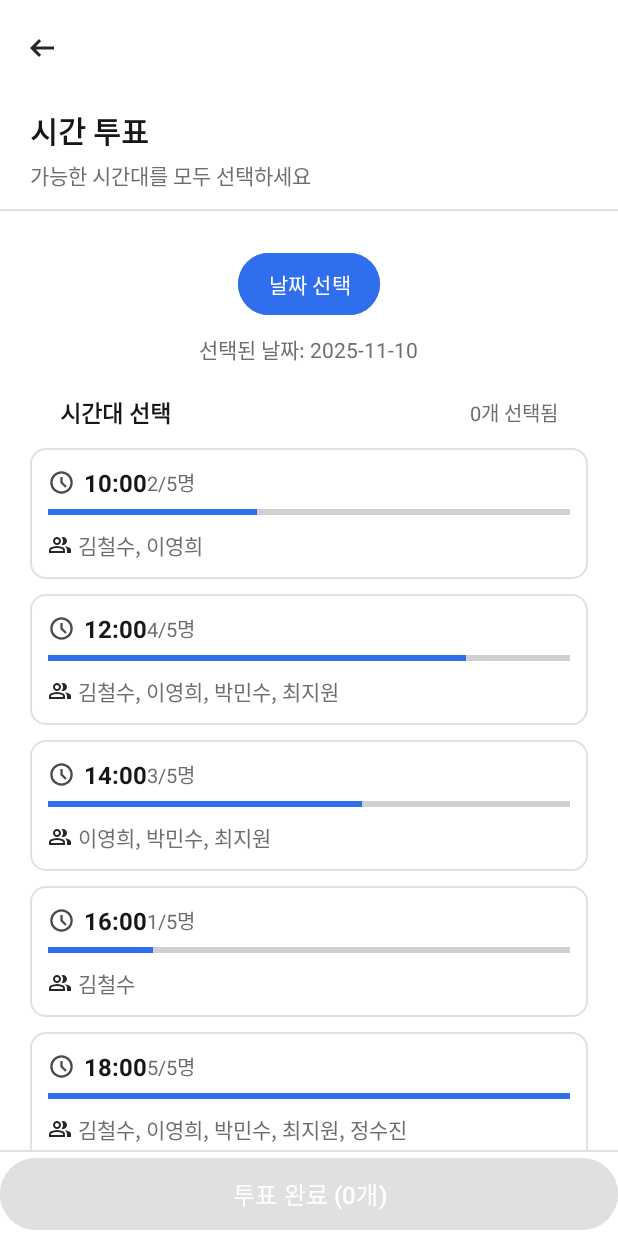
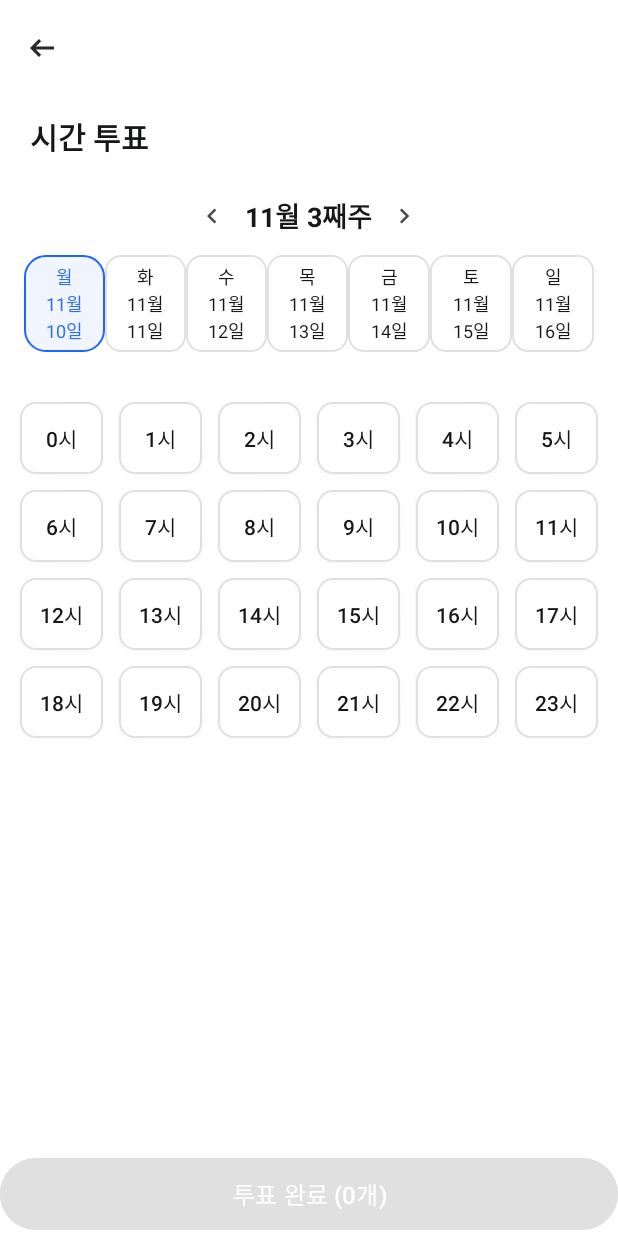
Before and after one commit to TPRPT/Moyeoyo, an Android app: the TimeVoteFragment screen opened through its navigation route, on a phone screen of 412 x 824 dp. Run offline under Robolectric (Android 15) with nearby library versions, the phone set to English and light mode, and no system bars; our stand-ins replace Firebase (no records; nobody signed in at launch, a user with empty details on screens opened directly); 1 statement that could not run was skipped.

Commit message:
Feat: 날짜, 시간 선택 UI 구현

```diff
--- a/app/build.gradle.kts
+++ b/app/build.gradle.kts
@@ -3,7 +3,7 @@ plugins {
     alias(libs.plugins.kotlin.android)
     id("kotlin-parcelize")
     id("androidx.navigation.safeargs.kotlin")
-    //id("com.google.gms.google-services")
+    id("com.google.gms.google-services")
 }
 
 android {
@@ -66,6 +66,8 @@ dependencies {
     implementation("com.google.firebase:firebase-storage:22.0.1")
     implementation("com.google.firebase:firebase-messaging:25.0.1")
     implementation("com.google.firebase:firebase-dynamic-links:22.1.0")
+    implementation("com.google.firebase:firebase-analytics")
+    implementation("com.google.firebase:firebase-firestore")
 
     implementation("org.jetbrains.kotlinx:kotlinx-coroutines-core:1.8.0")
     implementation("org.jetbrains.kotlinx:kotlinx-coroutines-android:1.8.0")
--- a/app/src/main/AndroidManifest.xml
+++ b/app/src/main/AndroidManifest.xml
@@ -9,6 +9,7 @@
 
 
     <application
+        android:name=".MyApplication"
         android:allowBackup="true"
         android:dataExtractionRules="@xml/data_extraction_rules"
         android:fullBackupContent="@xml/backup_rules"
--- /dev/null
+++ b/app/src/main/java/com/moyeoyo/app/MyApplication.kt
@@ -0,0 +1,22 @@
+package com.moyeoyo.app
+
+import android.app.Application
+import com.google.firebase.FirebaseApp
+import com.google.firebase.auth.FirebaseAuth
+import com.google.firebase.firestore.FirebaseFirestore
+
+class MyApplication : Application() {
+    override fun onCreate() {
+        super.onCreate()
+        // Firebase 기본 초기화
+        FirebaseApp.initializeApp(this)
+
+        // 🔥 Firestore Emulator 연결 (로컬 환경)
+        val firestore = FirebaseFirestore.getInstance()
+        firestore.useEmulator("10.0.2.2", 8180)  // 8180 = 지금 에뮬레이터 포트
+
+        // 🔐 Auth Emulator 연결 (선택사항)
+        val auth = FirebaseAuth.getInstance()
+        auth.useEmulator("10.0.2.2", 9099)  // 9099 = Auth 에뮬레이터 포트
+    }
+}
--- a/app/src/main/java/com/moyeoyo/app/ui/group/GroupDetailFragment.kt
+++ b/app/src/main/java/com/moyeoyo/app/ui/group/GroupDetailFragment.kt
@@ -118,6 +118,46 @@ class GroupDetailFragment : Fragment() {
             navController?.navigate(R.id.action_groupDetailFragment_to_timeVoteFragment)
         }
 
+
+        // -----------------------------
+// ✅ Firestore에서 시간 투표 현황 불러오기 (실시간 반영)
+// -----------------------------
+        val db = com.google.firebase.firestore.FirebaseFirestore.getInstance()
+        val groupId = "test-group" // Firestore Emulator에 만든 문서 ID
+
+        db.collection("groups")
+            .document(groupId)
+            .collection("timeVotes")
+            .addSnapshotListener { snapshot, e ->
+                if (e != null) {
+                    android.util.Log.e("Firestore", "투표 현황 리스너 오류", e)
+                    return@addSnapshotListener
+                }
+
+                // 현재 투표된 사용자 수
+                val votedCount = snapshot?.size() ?: 0
+
+                // 총 멤버 수 (이미 위에서 memberCount로 받아왔음)
+                val totalMembers = memberCount
+
+                // UI 업데이트
+                val tvTimeVoteCount = view.findViewById<TextView>(R.id.tvTimeVoteCount)
+                val timeProgress = view.findViewById<android.widget.ProgressBar>(R.id.timeVoteProgress)
+
+                tvTimeVoteCount.text = "${votedCount}/${totalMembers}명 참여"
+                if (totalMembers > 0) {
+                    timeProgress.progress = (votedCount * 100 / totalMembers)
+                } else {
+                    timeProgress.progress = 0
+                }
+
+                // 디버깅용 로그
+                android.util.Log.d("Firestore", "현재 투표자 수: $votedCount")
+            }
+
+
+
+
         return view
     }
 }
--- a/app/src/main/java/com/moyeoyo/app/ui/group/TimeVoteFragment.kt
+++ b/app/src/main/java/com/moyeoyo/app/ui/group/TimeVoteFragment.kt
@@ -2,13 +2,15 @@ package com.moyeoyo.app.ui.group
 
 import android.content.Context
 import android.os.Bundle
+import android.view.Gravity
 import android.view.View
+import android.widget.Button
+import android.widget.ImageView
+import android.widget.LinearLayout
+import android.widget.TextView
 import android.widget.Toast
 import androidx.core.content.ContextCompat
 import androidx.fragment.app.Fragment
-import androidx.navigation.fragment.findNavController
-import androidx.recyclerview.widget.LinearLayoutManager
-import com.google.android.material.datepicker.MaterialDatePicker
 import com.moyeoyo.app.R
 import com.moyeoyo.app.databinding.FragmentTimeVoteBinding
 import java.text.SimpleDateFormat
@@ -18,16 +20,16 @@ class TimeVoteFragment : Fragment(R.layout.fragment_time_vote) {
 
     private var _binding: FragmentTimeVoteBinding? = null
     private val binding get() = _binding!!
-    private lateinit var adapter: TimeSlotAdapter
 
-    private val groupId = "group_1" // 나중에 Firestore 연동 시 전달받을 값
-    private val userName = "김철수" // 임시 사용자명
+    private val groupId = "group_1"
+    private val userName = "김철수"
 
+    private val selectedTimesByDate = mutableMapOf<String, MutableSet<Int>>() // 날짜별 시간 저장
+    private var selectedDate: String = ""
     private val dateFormat = SimpleDateFormat("yyyy-MM-dd", Locale.KOREA)
-    private var selectedDate: String? = null
+    private val monthFormat = SimpleDateFormat("M", Locale.KOREA)
 
-    // 날짜별로 선택된 시간 저장 (앱 내 메모리)
-    private val selectedTimesByDate = mutableMapOf<String, List<String>>()
+    private val currentWeekCalendar = Calendar.getInstance()
 
     override fun onViewCreated(view: View, savedInstanceState: Bundle?) {
         super.onViewCreated(view, savedInstanceState)
@@ -35,128 +37,179 @@ class TimeVoteFragment : Fragment(R.layout.fragment_time_vote) {
 
         // 🔙 뒤로가기 버튼
         binding.toolbar.setNavigationOnClickListener {
-            findNavController().navigateUp()
+            requireActivity().onBackPressedDispatcher.onBackPressed()
         }
 
-        // 🔹 시간대 RecyclerView 세팅
-        adapter = TimeSlotAdapter(getDummyTimeSlots()) { selectedCount ->
-            binding.tvSelectedCount.text = "${selectedCount}개 선택됨"
-            binding.btnCompleteVote.text = "투표 완료 (${selectedCount}개)"
-            updateButtonState(selectedCount > 0)
+        // 오늘 날짜 기본값
+        selectedDate = dateFormat.format(Date())
+        binding.tvTitle.text = "시간 투표"
+
+        setupWeekHeader(currentWeekCalendar)
+        setupTimeGrid()
+        updateVoteButtonState()
+
+        // 이전 / 다음 주
+        binding.root.findViewById<ImageView>(R.id.btnPrevWeek).setOnClickListener {
+            currentWeekCalendar.add(Calendar.WEEK_OF_MONTH, -1)
+            setupWeekHeader(currentWeekCalendar)
+            setupTimeGrid()
+        }
+        binding.root.findViewById<ImageView>(R.id.btnNextWeek).setOnClickListener {
+            currentWeekCalendar.add(Calendar.WEEK_OF_MONTH, 1)
+            setupWeekHeader(currentWeekCalendar)
+            setupTimeGrid()
         }
 
-        binding.recyclerTimeSlots.layoutManager = LinearLayoutManager(requireContext())
-        binding.recyclerTimeSlots.adapter = adapter
-
-        // 🔹 로컬 저장된 투표 불러오기
-        loadUserVotesFromLocal()
-
-        // 🔹 날짜 선택 다이얼로그 설정
-        setupCalendarDialog()
-
-        // 🔹 투표 완료 버튼 클릭 시 저장
+        // 투표 완료 버튼 클릭 시
         binding.btnCompleteVote.setOnClickListener {
-            saveCurrentDateSelection()
             saveUserVotesToLocal()
-            Toast.makeText(requireContext(), "투표가 임시 저장되었습니다 ✅", Toast.LENGTH_SHORT).show()
+            Toast.makeText(requireContext(), "투표가 저장되었습니다 ✅", Toast.LENGTH_SHORT).show()
         }
 
-        updateButtonState(false)
+        loadUserVotesFromLocal()
     }
 
-    // ---------------------- 🔹 날짜 선택 다이얼로그 ----------------------
-    private fun setupCalendarDialog() {
-        // 날짜 선택기 생성
-        val datePicker = MaterialDatePicker.Builder.datePicker()
-            .setTitleText("날짜 선택")
-            .setSelection(MaterialDatePicker.todayInUtcMilliseconds())
-            .build()
+    // 🔹 월 기준 주차 계산
+    private fun getWeekOfMonth(calendar: Calendar): Int {
+        val temp = calendar.clone() as Calendar
+        return temp.get(Calendar.WEEK_OF_MONTH)
+    }
 
-        // 버튼 클릭 시 달력 표시
-        binding.btnSelectDate.setOnClickListener {
-            datePicker.show(parentFragmentManager, "DATE_PICKER")
-        }
+    // 🔹 상단 주차 + 날짜 표시
+    private fun setupWeekHeader(calendar: Calendar) {
+        val month = monthFormat.format(calendar.time)
+        val week = getWeekOfMonth(calendar)
+        binding.tvWeekTitle.text = "${month}월 ${week}째주"
 
-        // 날짜 선택 완료 시 동작
-        datePicker.addOnPositiveButtonClickListener { selection ->
-            val date = Date(selection)
-            val dateStr = dateFormat.format(date)
-            saveCurrentDateSelection() // 기존 날짜 상태 저장
-            selectedDate = dateStr
+        val daysLayout = binding.layoutWeekDays
+        daysLayout.removeAllViews()
 
-            binding.tvSelectedDate.text = "선택된 날짜: $dateStr"
+        val tempCal = calendar.clone() as Calendar
+        tempCal.set(Calendar.DAY_OF_WEEK, Calendar.MONDAY)
 
-            // ✅ 새 날짜 선택 시 기존 투표 상태 복원
-            val savedTimes = selectedTimesByDate[dateStr] ?: emptyList()
-            adapter.setSelectedTimes(savedTimes)
+        val dayFormat = SimpleDateFormat("MM월 dd일", Locale.KOREA)
+        val weekdayNames = listOf("월", "화", "수", "목", "금", "토", "일")
+
+        for (i in 0 until 7) {
+            val day = tempCal.clone() as Calendar
+            day.add(Calendar.DAY_OF_MONTH, i)
+            val dateStr = dateFormat.format(day.time)
+            val isSelected = dateStr == selectedDate
+
+            val dayText = TextView(requireContext()).apply {
+                text = "${weekdayNames[i]}\n${dayFormat.format(day.time)}"
+                gravity = Gravity.CENTER
+                textSize = 12f
+                setPadding(12, 8, 12, 8)
+                background = ContextCompat.getDrawable(
+                    requireContext(),
+                    if (isSelected) R.drawable.bg_selected_outline_box else R.drawable.bg_light_gray_outline
+                )
+                setTextColor(
+                    ContextCompat.getColor(
+                        requireContext(),
+                        if (isSelected) R.color.brand_blue else R.color.black
+                    )
+                )
+                setOnClickListener {
+                    selectedDate = dateStr
+                    setupWeekHeader(calendar)
+                    setupTimeGrid()
+                }
+            }
+
+            val params = LinearLayout.LayoutParams(0, LinearLayout.LayoutParams.WRAP_CONTENT, 1f)
+            dayText.layoutParams = params
+            daysLayout.addView(dayText)
         }
     }
 
-    // ---------------------- 🔹 현재 날짜 선택 저장 ----------------------
-    private fun saveCurrentDateSelection() {
-        selectedDate?.let {
-            val currentSelectedTimes = adapter.getSelectedTimes()
-            selectedTimesByDate[it] = currentSelectedTimes
+    // 🔹 시간 선택 (0~23시)
+    private fun setupTimeGrid() {
+        val grid = binding.gridTimeSlots
+        grid.removeAllViews()
+
+        val selectedHours = selectedTimesByDate[selectedDate] ?: mutableSetOf()
+
+        for (hour in 0..23) {
+            val timeButton = Button(requireContext()).apply {
+                text = "${hour}시"
+                textSize = 14f
+                setPadding(8, 12, 8, 12)
+                setBackgroundResource(
+                    if (selectedHours.contains(hour))
+                        R.drawable.bg_selected_outline_box
+                    else
+                        R.drawable.bg_light_gray_outline
+                )
+                setTextColor(
+                    ContextCompat.getColor(
+                        requireContext(),
+                        if (selectedHours.contains(hour)) R.color.brand_blue else R.color.black
+                    )
+                )
+
+                setOnClickListener {
+                    if (selectedHours.contains(hour)) selectedHours.remove(hour)
+                    else selectedHours.add(hour)
+                    selectedTimesByDate[selectedDate] = selectedHours
+                    setupTimeGrid()
+                    updateVoteButtonState()
+                }
+            }
+
+            val params = android.widget.GridLayout.LayoutParams().apply {
+                width = 0
+                height = android.widget.GridLayout.LayoutParams.WRAP_CONTENT
+                columnSpec = android.widget.GridLayout.spec(android.widget.GridLayout.UNDEFINED, 1f)
+                setMargins(8, 8, 8, 8)
+            }
+            timeButton.layoutParams = params
+            grid.addView(timeButton)
         }
     }
 
-    // ---------------------- 🔹 SharedPreferences 저장 ----------------------
+    // 🔹 버튼 상태 업데이트 (색상 + 텍스트)
+    private fun updateVoteButtonState() {
+        val totalSelectedCount = selectedTimesByDate.values.sumOf { it.size }
+
+        binding.btnCompleteVote.text = "투표 완료 (${totalSelectedCount}개)"
+
+        if (totalSelectedCount > 0) {
+            binding.btnCompleteVote.isEnabled = true
+            binding.btnCompleteVote.backgroundTintList =
+                ContextCompat.getColorStateList(requireContext(), R.color.black)
+        } else {
+            binding.btnCompleteVote.isEnabled = false
+            binding.btnCompleteVote.backgroundTintList =
+                ContextCompat.getColorStateList(requireContext(), R.color.light_gray)
+        }
+    }
+
+    // 🔹 로컬 저장
     private fun saveUserVotesToLocal() {
-        saveCurrentDateSelection()
-
         val prefs = requireContext().getSharedPreferences("time_votes", Context.MODE_PRIVATE)
         val editor = prefs.edit()
         val keyPrefix = "${groupId}_${userName}_"
 
-        for ((date, times) in selectedTimesByDate) {
-            editor.putString(keyPrefix + date, times.joinToString(","))
+        selectedTimesByDate.forEach { (date, hours) ->
+            editor.putString(keyPrefix + date, hours.joinToString(","))
         }
-
         editor.apply()
     }
 
-    // ---------------------- 🔹 SharedPreferences 불러오기 ----------------------
+    // 🔹 로컬 불러오기
     private fun loadUserVotesFromLocal() {
         val prefs = requireContext().getSharedPreferences("time_votes", Context.MODE_PRIVATE)
         val keyPrefix = "${groupId}_${userName}_"
-
-        prefs.all.forEach { entry ->
-            val key = entry.key
+        prefs.all.forEach { (key, value) ->
             if (key.startsWith(keyPrefix)) {
                 val date = key.removePrefix(keyPrefix)
-                val times = (entry.value as? String)?.split(",") ?: emptyList()
-                selectedTimesByDate[date] = times
+                val hours = (value as? String)?.split(",")?.mapNotNull { it.toIntOrNull() }?.toMutableSet() ?: mutableSetOf()
+                selectedTimesByDate[date] = hours
             }
         }
-
-        // 오늘 날짜를 기본으로 설정
-        val today = dateFormat.format(Date())
-        selectedDate = today
-        binding.tvSelectedDate.text = "선택된 날짜: $today"
-
-        val todayTimes = selectedTimesByDate[today] ?: emptyList()
-        adapter.setSelectedTimes(todayTimes)
-    }
-
-    // ---------------------- 🔹 버튼 상태 처리 ----------------------
-    private fun updateButtonState(enabled: Boolean) {
-        binding.btnCompleteVote.isEnabled = enabled
-        binding.btnCompleteVote.backgroundTintList = ContextCompat.getColorStateList(
-            requireContext(),
-            if (enabled) R.color.brand_blue else R.color.light_gray
-        )
-    }
-
-    // ---------------------- 🔹 더미 시간대 데이터 ----------------------
-    private fun getDummyTimeSlots(): List<TimeSlot> {
-        return listOf(
-            TimeSlot("10:00", 2, 5, listOf("김철수", "이영희")),
-            TimeSlot("12:00", 4, 5, listOf("김철수", "이영희", "박민수", "최지원")),
-            TimeSlot("14:00", 3, 5, listOf("이영희", "박민수", "최지원")),
-            TimeSlot("16:00", 1, 5, listOf("김철수")),
-            TimeSlot("18:00", 5, 5, listOf("김철수", "이영희", "박민수", "최지원", "정수진")),
-            TimeSlot("20:00", 2, 5, listOf("박민수", "최지원"))
-        )
+        updateVoteButtonState()
     }
 
     override fun onDestroyView() {
--- /dev/null
+++ b/app/src/main/res/drawable/ic_arrow_left_24.xml
@@ -0,0 +1,5 @@
+<vector xmlns:android="http://schemas.android.com/apk/res/android" android:height="24dp" android:tint="#4A4A4A" android:viewportHeight="24" android:viewportWidth="24" android:width="24dp">
+
+    <path android:fillColor="@android:color/white" android:pathData="M15.41,7.41L14,6l-6,6 6,6 1.41,-1.41L10.83,12z"/>
+
+</vector>
--- /dev/null
+++ b/app/src/main/res/drawable/ic_arrow_right_24.xml
@@ -0,0 +1,5 @@
+<vector xmlns:android="http://schemas.android.com/apk/res/android" android:autoMirrored="true" android:height="24dp" android:tint="#4A4A4A" android:viewportHeight="960" android:viewportWidth="960" android:width="24dp">
+
+    <path android:fillColor="@android:color/white" android:pathData="M504,480L320,296L376,240L616,480L376,720L320,664L504,480Z"/>
+
+</vector>
--- a/app/src/main/res/layout/fragment_time_vote.xml
+++ b/app/src/main/res/layout/fragment_time_vote.xml
@@ -1,163 +1,112 @@
 <?xml version="1.0" encoding="utf-8"?>
 <LinearLayout
     xmlns:android="http://schemas.android.com/apk/res/android"
-    xmlns:app="http://schemas.android.com/apk/res-auto"
-    xmlns:tools="http://schemas.android.com/tools"
+    android:orientation="vertical"
     android:layout_width="match_parent"
     android:layout_height="match_parent"
-    android:orientation="vertical"
     android:background="@color/white"
-    tools:context=".ui.group.TimeVoteFragment">
+    xmlns:app="http://schemas.android.com/apk/res-auto">
 
-    <!-- 상단 툴바 -->
+    <!-- 툴바 -->
     <com.google.android.material.appbar.MaterialToolbar
         android:id="@+id/toolbar"
         android:layout_width="match_parent"
         android:layout_height="?attr/actionBarSize"
         android:background="@color/white"
         app:navigationIcon="@drawable/ic_chevron_left_24"
-        app:title=""
-        app:titleTextColor="@color/black"
         android:elevation="0dp" />
 
-    <!-- 제목 + 부제 -->
+    <TextView
+        android:id="@+id/tvTitle"
+        android:layout_width="match_parent"
+        android:layout_height="wrap_content"
+        android:text="시간 투표"
+        android:textColor="@color/black"
+        android:textStyle="bold"
+        android:textSize="20sp"
+        android:paddingHorizontal="20dp"
+        android:paddingTop="12dp"
+        android:paddingBottom="8dp" />
+
+    <!-- 상단 주차/날짜 헤더 -->
     <LinearLayout
         android:layout_width="match_parent"
         android:layout_height="wrap_content"
         android:orientation="vertical"
-        android:paddingStart="20dp"
-        android:paddingEnd="20dp"
-        android:paddingTop="8dp"
-        android:paddingBottom="12dp">
+        android:padding="16dp">
 
-        <TextView
-            android:id="@+id/tvVoteTitle"
-            android:layout_width="wrap_content"
+
+        <!--  주차 타이틀 + 이전/다음 버튼 -->
+        <LinearLayout
+            android:layout_width="match_parent"
             android:layout_height="wrap_content"
-            android:text="시간 투표"
-            android:textSize="20sp"
-            android:textStyle="bold"
-            android:textColor="@color/black"
-            android:layout_marginBottom="4dp"/>
+            android:orientation="horizontal"
+            android:gravity="center_vertical|center_horizontal"
+            android:layout_marginBottom="4dp">
 
-        <TextView
-            android:id="@+id/tvVoteSubtitle"
-            android:layout_width="wrap_content"
+            <ImageView
+                android:id="@+id/btnPrevWeek"
+                android:layout_width="28dp"
+                android:layout_height="28dp"
+                android:src="@drawable/ic_arrow_left_24"
+                android:padding="4dp"
+                android:layout_marginEnd="8dp" />
+
+            <TextView
+                android:id="@+id/tvWeekTitle"
+                android:layout_width="wrap_content"
+                android:layout_height="wrap_content"
+                android:text="11월 3째주"
+                android:textStyle="bold"
+                android:textColor="@color/black"
+                android:textSize="18sp" />
+
+            <ImageView
+                android:id="@+id/btnNextWeek"
+                android:layout_width="28dp"
+                android:layout_height="28dp"
+                android:src="@drawable/ic_arrow_right_24"
+                android:padding="4dp"
+                android:layout_marginStart="8dp" />
+        </LinearLayout>
+        <!-- 요일 + 날짜 (월~일) -->
+        <LinearLayout
+            android:id="@+id/layoutWeekDays"
+            android:layout_width="match_parent"
             android:layout_height="wrap_content"
-            android:text="가능한 시간대를 모두 선택하세요"
-            android:textColor="@color/text_secondary"
-            android:textSize="14sp"/>
+            android:orientation="horizontal"
+            android:gravity="center"
+            android:layout_marginTop="8dp"
+            android:layout_marginBottom="4dp"
+            android:weightSum="7">
+            <!-- 요일 버튼들이 코드에서 동적 추가됨 -->
+        </LinearLayout>
     </LinearLayout>
 
-    <!-- 구분선 -->
-    <View
-        android:layout_width="match_parent"
-        android:layout_height="1dp"
-        android:background="@color/light_gray"
-        android:layout_marginBottom="8dp"/>
-
-    <!-- 메인 스크롤 영역 -->
-    <androidx.core.widget.NestedScrollView
+    <!-- 시간표 (0시~23시) -->
+    <ScrollView
         android:layout_width="match_parent"
         android:layout_height="0dp"
         android:layout_weight="1"
-        android:paddingHorizontal="20dp"
-        android:overScrollMode="never"
         android:fillViewport="true">
 
-        <LinearLayout
+        <GridLayout
+            android:id="@+id/gridTimeSlots"
             android:layout_width="match_parent"
             android:layout_height="wrap_content"
-            android:orientation="vertical"
-            android:paddingBottom="16dp">
+            android:columnCount="6"
+            android:padding="8dp"
+            android:orientation="horizontal"
+            android:rowCount="4" />
+    </ScrollView>
 
-            <!-- 날짜 선택 영역 -->
-            <LinearLayout
-                android:layout_width="match_parent"
-                android:layout_height="wrap_content"
-                android:orientation="vertical"
-                android:paddingHorizontal="20dp"
-                android:paddingTop="16dp"
-                android:paddingBottom="8dp">
-
-                <Button
-                    android:id="@+id/btnSelectDate"
-                    android:layout_width="wrap_content"
-                    android:layout_height="wrap_content"
-                    android:text="날짜 선택"
-                    android:textColor="@color/white"
-                    android:backgroundTint="@color/brand_blue"
-                    android:paddingHorizontal="20dp"
-                    android:paddingVertical="10dp"
-                    android:textSize="14sp"
-                    android:layout_gravity="center_horizontal" />
-
-                <TextView
-                    android:id="@+id/tvSelectedDate"
-                    android:layout_width="wrap_content"
-                    android:layout_height="wrap_content"
-                    android:text="선택된 날짜: 없음"
-                    android:textSize="14sp"
-                    android:textColor="@color/text_secondary"
-                    android:layout_marginTop="8dp"
-                    android:layout_gravity="center_horizontal" />
-            </LinearLayout>
-
-
-            <!-- 시간대 선택 헤더 -->
-            <LinearLayout
-                android:layout_width="match_parent"
-                android:layout_height="wrap_content"
-                android:orientation="horizontal"
-                android:gravity="center_vertical"
-                android:paddingHorizontal="20dp"
-                android:paddingTop="12dp"
-                android:paddingBottom="4dp">
-
-                <TextView
-                    android:id="@+id/tvTimeSelectTitle"
-                    android:layout_width="0dp"
-                    android:layout_height="wrap_content"
-                    android:layout_weight="1"
-                    android:text="시간대 선택"
-                    android:textColor="@color/black"
-                    android:textStyle="bold"
-                    android:textSize="15sp" />
-
-                <TextView
-                    android:id="@+id/tvSelectedCount"
-                    android:layout_width="wrap_content"
-                    android:layout_height="wrap_content"
-                    android:text="0개 선택됨"
-                    android:textColor="@color/text_secondary"
-                    android:textSize="13sp"/>
-            </LinearLayout>
-
-            <!-- 시간대 리스트 -->
-            <androidx.recyclerview.widget.RecyclerView
-                android:id="@+id/recycler_time_slots"
-                android:layout_width="match_parent"
-                android:layout_height="wrap_content"
-                android:layout_marginTop="8dp"
-                android:overScrollMode="never"
-                android:nestedScrollingEnabled="false" />
-        </LinearLayout>
-    </androidx.core.widget.NestedScrollView>
-
-    <!-- 하단 구분선 -->
-    <View
-        android:layout_width="match_parent"
-        android:layout_height="1dp"
-        android:background="@color/light_gray" />
-
-    <!-- 하단 고정 버튼 -->
+    <!-- 하단 버튼 -->
     <Button
-        android:id="@+id/btn_complete_vote"
+        android:id="@+id/btnCompleteVote"
         android:layout_width="match_parent"
         android:layout_height="56dp"
-        android:backgroundTint="@color/light_gray"
         android:text="투표 완료 (0개)"
         android:textColor="@color/white"
-        android:textSize="16sp"
-        android:layout_margin="0dp"/>
+        android:backgroundTint="@color/light_gray"
+        android:textSize="16sp" />
 </LinearLayout>
--- a/build.gradle.kts
+++ b/build.gradle.kts
@@ -5,3 +5,9 @@ plugins {
     id("com.google.gms.google-services") version "4.4.4" apply false
     id("androidx.navigation.safeargs.kotlin") version "2.8.3" apply false
 }
+
+buildscript {
+    dependencies {
+        classpath("com.google.gms:google-services:4.4.2")
+    }
+}
```
Also changed, not shown: app/src/main/res/layout/fragment_location_input.xml (+12 -12 lines), app/src/main/res/layout/fragment_midpoint.xml (+8 -8 lines).
